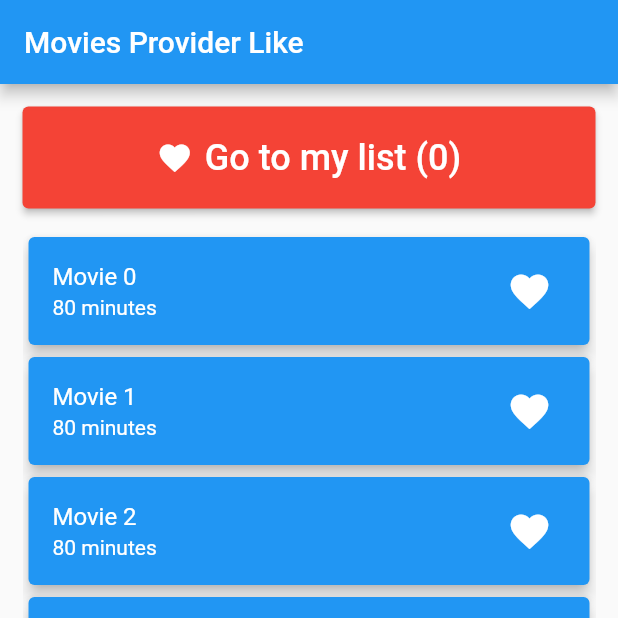
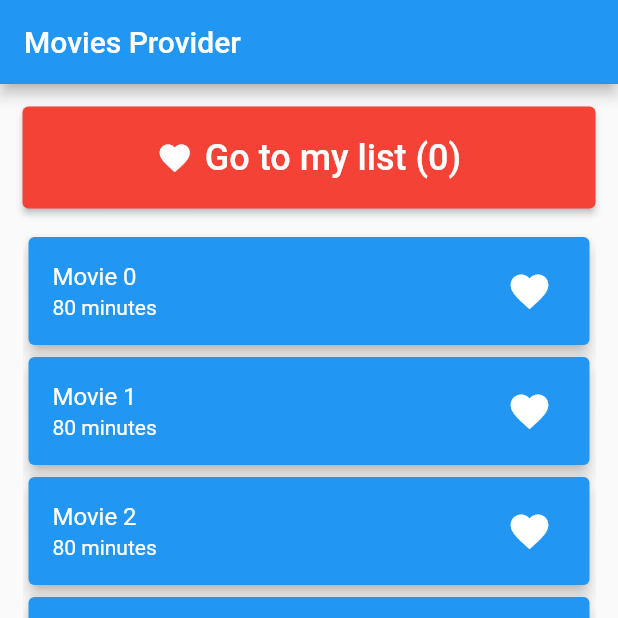
Before and after one commit to Sabrinafad/flutter, a Flutter app: the screen it shows after launch, on a phone screen of 412 x 824 dp, the top half of it. Run offline on Flutter 3.47's test engine with Material 2 defaults, Android fonts, the phone set to English and light mode, and no system bars.

Commit message:
3 commit

```diff
--- a/lib/screens/home_screen.dart
+++ b/lib/screens/home_screen.dart
@@ -18,7 +18,7 @@ class _HomeScreenState extends State<HomeScreen> {
 
     return Scaffold(
       appBar: AppBar(
-        title: const Text('Movies Provider Like'),
+        title: const Text('Movies Provider'),
       ),
       body: Padding(
         padding: const EdgeInsets.all(15),
```
